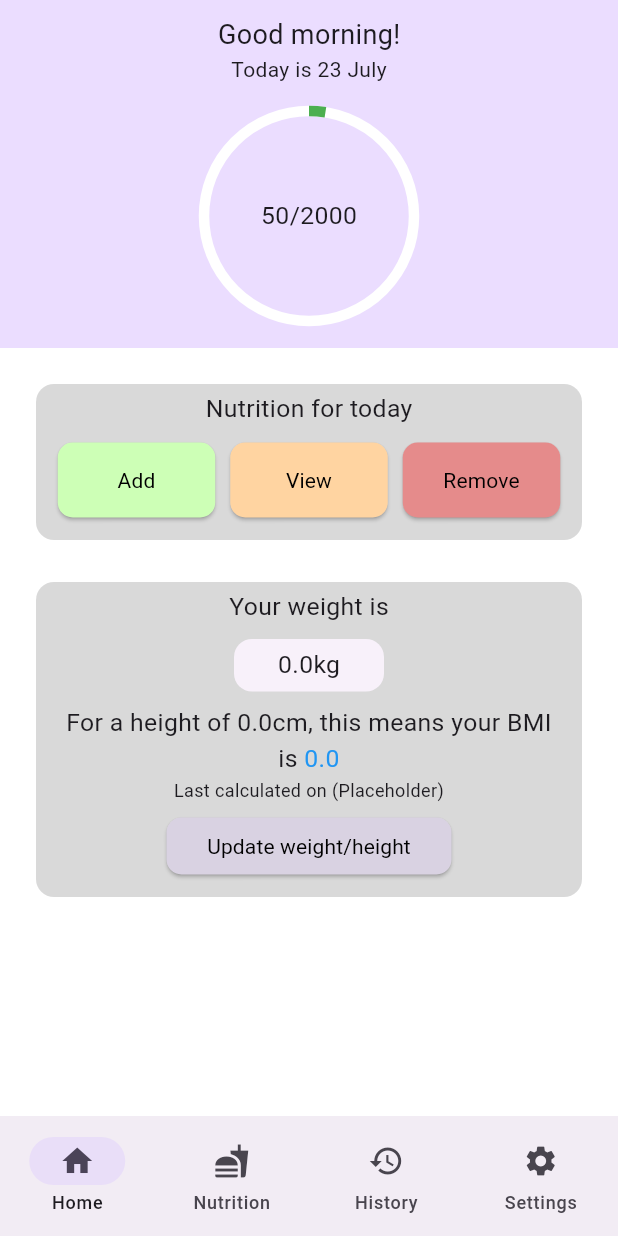
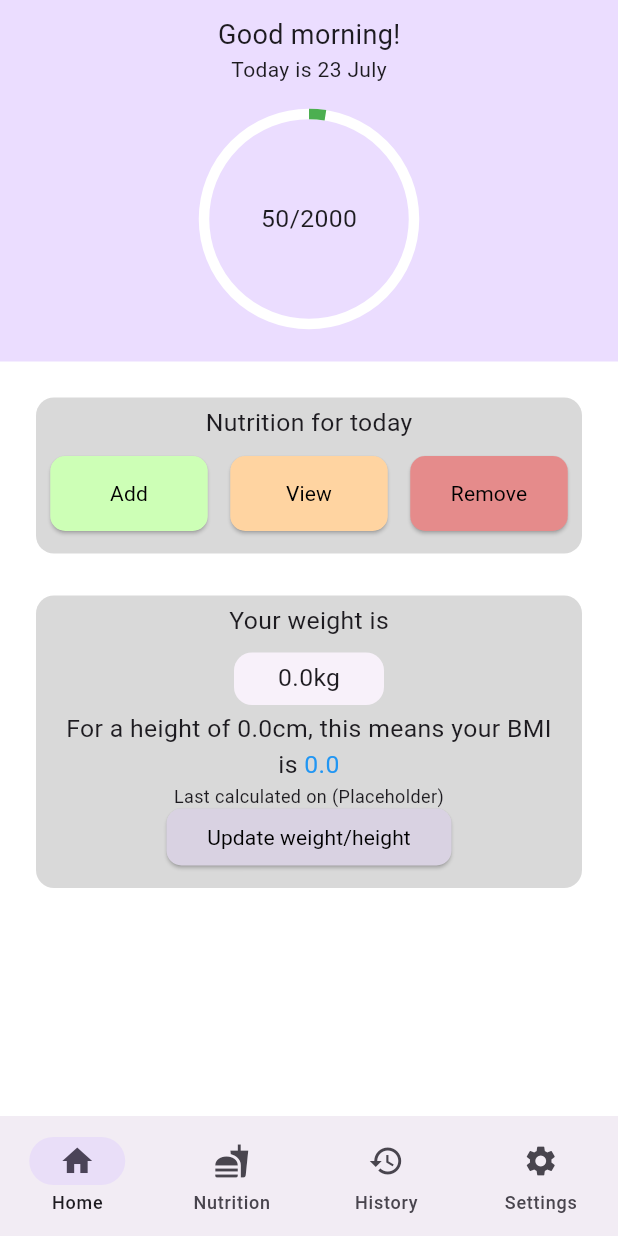
Before and after one commit to smstone0/Caloric, a Flutter app: the screen it shows after launch, on a phone screen of 412 x 824 dp. Run offline on Flutter 3.47's test engine with Material 2 defaults, Android fonts, the phone set to English and light mode, and no system bars.

Commit message:
Replace LayoutBuilder with Wrap and refactor today page

```diff
--- a/lib/calorie_ring.dart
+++ b/lib/calorie_ring.dart
@@ -12,9 +12,7 @@ class CalorieRing extends StatelessWidget {
 
     double value = calories / target;
 
-    return Padding(
-      padding: const EdgeInsets.all(8.0),
-      child: Stack(
+    return Stack(
       alignment: Alignment.center,
       children: [
         SizedBox(
@@ -29,7 +27,6 @@ class CalorieRing extends StatelessWidget {
         ),
         Text("$calories/$target", style: const TextStyle(fontSize: 16.5)),
       ],
-      ),
     );
   }
 }
--- a/lib/today_page.dart
+++ b/lib/today_page.dart
@@ -64,34 +64,27 @@ class TodayPage extends StatelessWidget {
         Container(
           color: Theme.of(context).colorScheme.primaryContainer,
           child: Padding(
-            padding: const EdgeInsets.fromLTRB(0, 10, 0, 10),
-            child: SafeArea(
+            padding: const EdgeInsets.fromLTRB(0, 10, 0, 15),
             child: Column(
               children: [
-                  Text("Good $timeOfDay!",
-                      style: const TextStyle(fontSize: 18)),
+                Text("Good $timeOfDay!", style: const TextStyle(fontSize: 18)),
                 Text("Today is ${time.day} $month"),
+                const SizedBox(height: 20),
+                const CalorieRing(size: 140),
                 const SizedBox(height: 10),
-                  const CalorieRing(size: 140),
               ],
             ),
           ),
         ),
-        ),
-        const SizedBox(height: 20),
-        Padding(
-          padding: const EdgeInsets.fromLTRB(20, 0, 20, 0),
-          child: Column(
+        Column(
           children: [
             const GreyCard(
               child: ButtonCard(),
             ),
-              const SizedBox(height: 20),
             GreyCard(
               child: StatsCard(callback: callback),
             ),
           ],
-          ),
         ),
       ],
     );
@@ -107,7 +100,6 @@ class StatsCard extends StatelessWidget {
   Widget build(BuildContext context) {
     Color colour;
 
-    //Final
     double weight = 0;
     String weightUnit = "kg";
     double userHeight = 0;
@@ -127,9 +119,8 @@ class StatsCard extends StatelessWidget {
     return Column(
       children: [
         const Text("Your weight is", style: TextStyle(fontSize: 16.5)),
-        Padding(
-          padding: const EdgeInsets.fromLTRB(0, 5, 0, 5),
-          child: Card(
+        const SizedBox(height: 5),
+        Card(
           elevation: 0,
           child: SizedBox(
             width: 100,
@@ -137,7 +128,6 @@ class StatsCard extends StatelessWidget {
             child: Center(
                 child: Text("$weight$weightUnit",
                     style: const TextStyle(fontSize: 16.5))),
-            ),
           ),
         ),
         Padding(
@@ -220,16 +210,13 @@ class ButtonCard extends StatelessWidget {
     return Column(
       children: [
         const Text("Nutrition for today", style: TextStyle(fontSize: 16.5)),
-        LayoutBuilder(builder: ((context, constraints) {
-          if (constraints.maxWidth > 330) {
-            return Row(
-              mainAxisAlignment: MainAxisAlignment.center,
+        const SizedBox(height: 10),
+        Wrap(
+          spacing: 15,
+          runSpacing: 15,
+          alignment: WrapAlignment.center,
           children: buttons,
-            );
-          } else {
-            return Column(children: buttons);
-          }
-        }))
+        ),
       ],
     );
   }
@@ -251,9 +238,7 @@ class CustomButton extends StatelessWidget {
 
   @override
   Widget build(BuildContext context) {
-    return Padding(
-      padding: const EdgeInsets.fromLTRB(5, 10, 5, 10),
-      child: SizedBox(
+    return SizedBox(
       height: height,
       width: width,
       child: ElevatedButton(
@@ -271,7 +256,6 @@ class CustomButton extends StatelessWidget {
           textAlign: TextAlign.center,
         ),
       ),
-      ),
     );
   }
 }
@@ -283,14 +267,17 @@ class GreyCard extends StatelessWidget {
 
   @override
   Widget build(BuildContext context) {
-    return Card(
+    return Padding(
+      padding: const EdgeInsets.fromLTRB(20, 20, 20, 0),
+      child: Card(
         elevation: 0,
         color: const Color.fromRGBO(217, 217, 217, 175),
         child: SizedBox(
           width: double.infinity,
           child: Padding(
-          padding: const EdgeInsets.fromLTRB(0, 5, 0, 5),
+            padding: const EdgeInsets.fromLTRB(0, 5, 0, 15),
             child: child,
+          ),
         ),
       ),
     );
```
Lines whose indentation alone changed are shown as unchanged.
